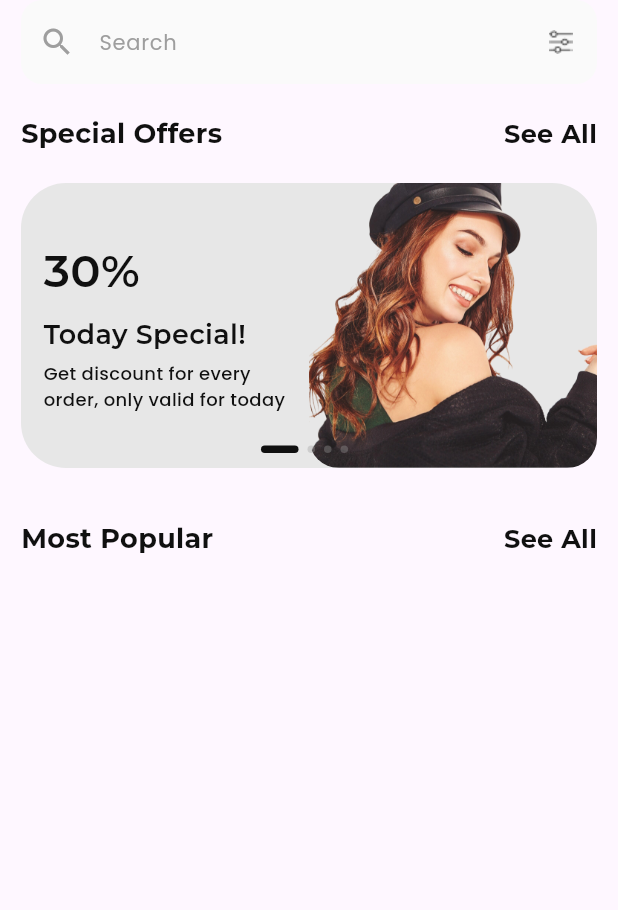
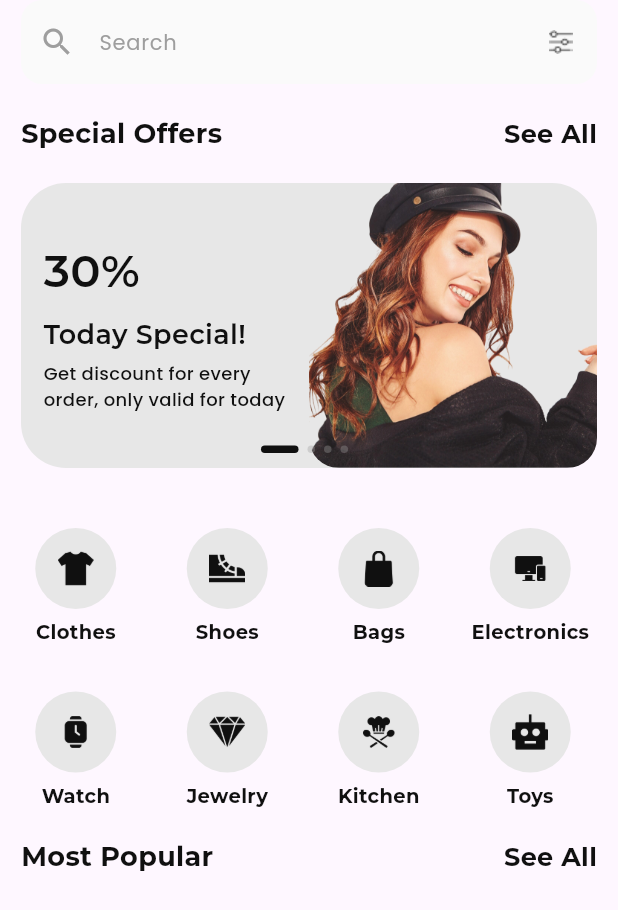
Before and after one commit to Aman-Singh-Rawat/E-Commerce-App, a Flutter app: the HomeBody widget shown alone on an empty page, opened directly, on a phone screen of 412 x 824 dp. Shown: the top 910 px of the screen. Run offline on Flutter 3.47's test engine with Material 3 defaults, Android fonts, the phone set to English and light mode, and no system bars; drawn by our look-alikes of carousel_slider; our stand-ins replace flutter_svg, google_fonts, intl_phone_field.

Commit message:
add products list

```diff
--- a/lib/ui/screens/home/home_body.dart
+++ b/lib/ui/screens/home/home_body.dart
@@ -1,5 +1,6 @@
 import 'package:flutter/material.dart';
 import 'package:shoesy/ui/widgets/home_offer.dart';
+import 'package:shoesy/ui/widgets/product_items.dart';
 import 'package:shoesy/ui/widgets/search_view.dart';
 import 'package:shoesy/ui/widgets/section_header.dart';
 
@@ -11,7 +12,6 @@ class HomeBody extends StatefulWidget {
 }
 
 class _HomeBodyState extends State<HomeBody> {
-
   @override
   Widget build(BuildContext context) {
     return SingleChildScrollView(
@@ -23,21 +23,29 @@ class _HomeBodyState extends State<HomeBody> {
               children: [
                 const SearchView(),
                 const SizedBox(height: 20),
-                SectionHeader(sectionTitle: "Special Offers", onTextClicked: () {}),
+                SectionHeader(
+                  sectionTitle: "Special Offers",
+                  onTextClicked: () {},
+                ),
                 const SizedBox(height: 20),
               ],
             ),
           ),
           const HomeOffer(),
           const SizedBox(height: 20),
+          const SizedBox(height: 20),
+          Container(
+            margin: const EdgeInsets.only(right: 8),
+            height: 192,
+            child: const ProductItems(),
+          ),
           Padding(
             padding: const EdgeInsets.all(14),
-            child: Column(
-              children: [
-                SectionHeader(sectionTitle: "Most Popular", onTextClicked: () {}),
-              ],
+            child: SectionHeader(
+              sectionTitle: "Most Popular",
+              onTextClicked: () {},
             ),
-          )
+          ),
         ],
       ),
     );
--- /dev/null
+++ b/lib/ui/widgets/product_items.dart
@@ -0,0 +1,48 @@
+import 'package:flutter/cupertino.dart';
+import 'package:flutter/material.dart';
+import 'package:google_fonts/google_fonts.dart';
+import 'package:shoesy/utils/fill_profile_property.dart';
+
+import '../../utils/profile_enum.dart';
+
+class ProductItems extends StatelessWidget {
+  const ProductItems({super.key});
+
+  @override
+  Widget build(BuildContext context) {
+    return GridView.builder(
+      gridDelegate: const SliverGridDelegateWithFixedCrossAxisCount(
+        crossAxisCount: 4,
+        mainAxisSpacing: 8,
+      ),
+      itemCount: productMap.length,
+      itemBuilder: (context, index) {
+        final item = productMap[index];
+
+        return Column(
+          children: [
+            CircleAvatar(
+              backgroundColor: const Color(0xFFE7E7E7),
+              radius: 27,
+              child: Padding(
+                padding: const EdgeInsets.all(15),
+                child: Image.asset(
+                  item[Products.clotheImage] as String,
+                ),
+              ),
+            ),
+            const SizedBox(height: 6),
+            Text(
+              item[Products.clothes] as String,
+              style: GoogleFonts.montserrat(
+                color: const Color(0xFF101010),
+                fontWeight: FontWeight.bold,
+                fontSize: 13,
+              ),
+            )
+          ],
+        );
+      },
+    );
+  }
+}
--- a/lib/utils/fill_profile_property.dart
+++ b/lib/utils/fill_profile_property.dart
@@ -39,3 +39,46 @@ List<Map<Offers, String>> offersList = [
     Offers.offerSubtitle: "Get discount for every order, only valid for today"
   }
 ];
+
+
+List<Map<Products, Object>> productMap = [
+  {
+    Products.clothes: "Clothes",
+    Products.clotheImage: "assets/images/img_clothes.png"
+  },
+
+  {
+    Products.clothes: "Shoes",
+    Products.clotheImage: "assets/images/img_shoes.png"
+  },
+
+  {
+    Products.clothes: "Bags",
+    Products.clotheImage: "assets/images/img_bags.png"
+  },
+
+  {
+    Products.clothes: "Electronics",
+    Products.clotheImage: "assets/images/img_electronics.png"
+  },
+
+  {
+    Products.clothes: "Watch",
+    Products.clotheImage: "assets/images/img_watch.png"
+  },
+
+  {
+    Products.clothes: "Jewelry",
+    Products.clotheImage: "assets/images/img_jewelry.png"
+  },
+
+  {
+    Products.clothes: "Kitchen",
+    Products.clotheImage: "assets/images/img_kitchen.png"
+  },
+
+  {
+    Products.clothes: "Toys",
+    Products.clotheImage: "assets/images/img_toys.png"
+  }
+];
--- a/lib/utils/profile_enum.dart
+++ b/lib/utils/profile_enum.dart
@@ -13,3 +13,22 @@ enum Offers {
   offerTitle,
   offerSubtitle,
 }
+
+enum Products {
+  clothes,
+  clotheImage,
+  shoes,
+  shoeImage,
+  bags,
+  bagImage,
+  electronics,
+  electronicImage,
+  watch,
+  watchImage,
+  jewelry,
+  jewelryImage,
+  kitchen,
+  kitchenImage,
+  toys,
+  toyImage,
+}
```
Also changed, not shown: assets/images/img_bags.png (added), assets/images/img_clothes.png (added), assets/images/img_electronics.png (added), assets/images/img_jewelry.png (added), assets/images/img_kitchen.png (added), assets/images/img_shoes.png (added), assets/images/img_toys.png (added), assets/images/img_watch.png (added).
